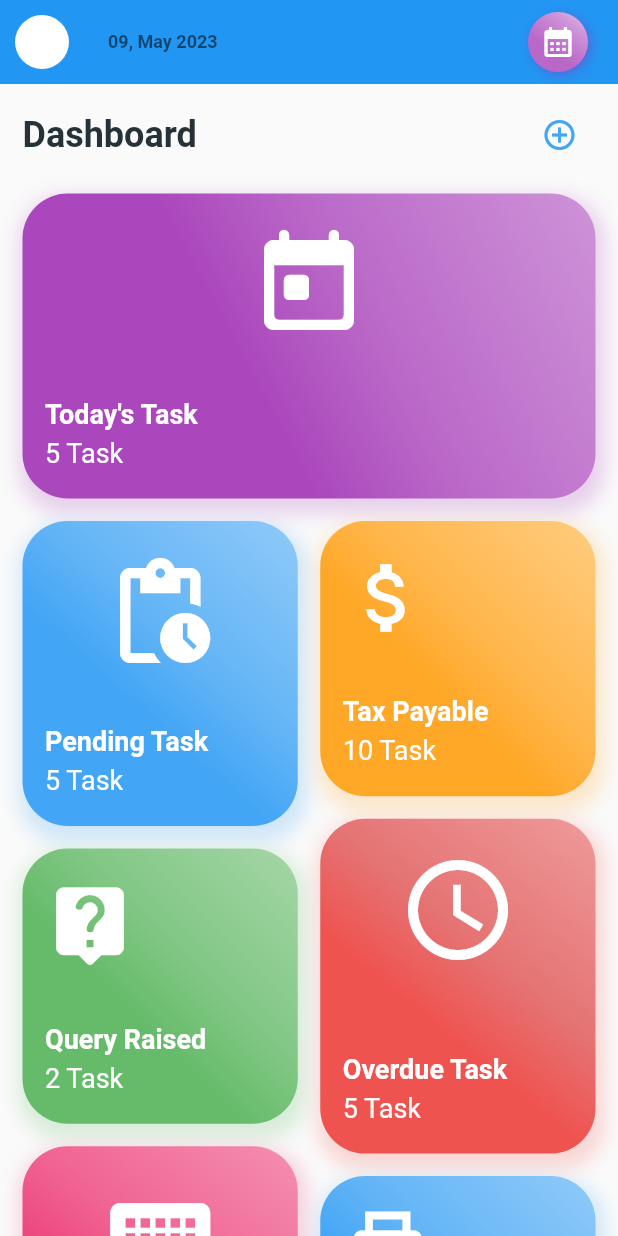
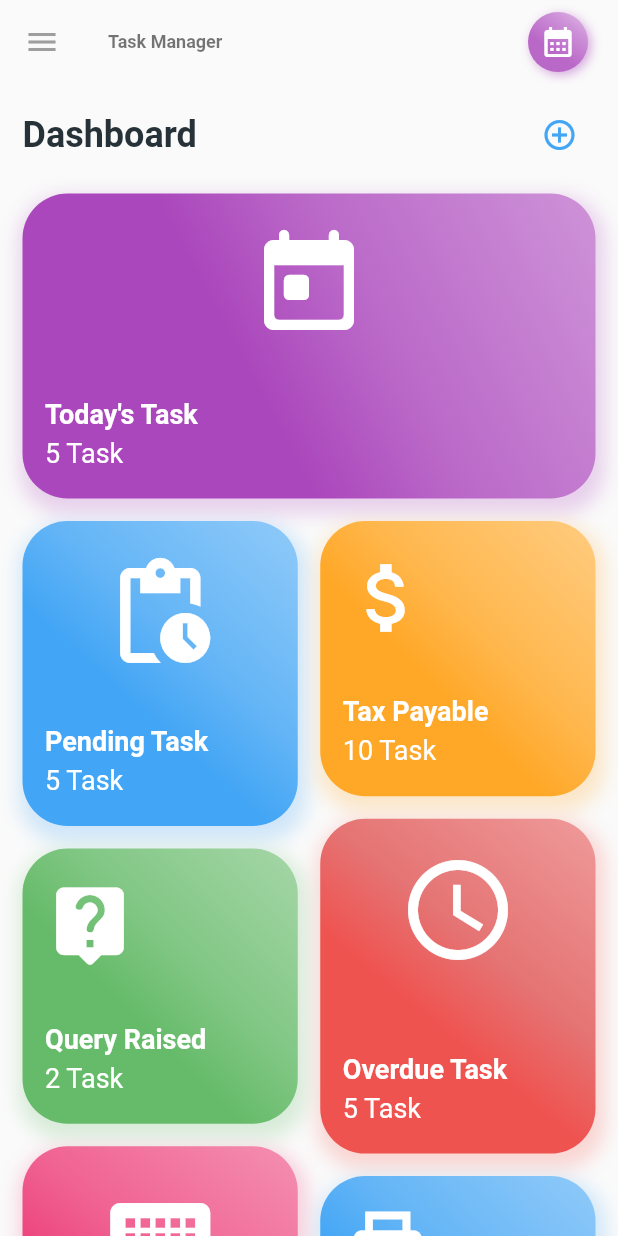
Before and after one commit to Heet-Limbani/CA-Task-Management-Mobile-App-Flutter-, a Flutter app: the HomeScreen screen opened directly, on a phone screen of 412 x 824 dp. Run offline on Flutter 3.47's test engine with Material 2 defaults, Android fonts, the phone set to English and light mode, and no system bars; our stand-ins replace flutter_svg, get, sizer.

Commit message:
minor changes

```diff
--- a/task_manager/lib/ui/pages/home.dart
+++ b/task_manager/lib/ui/pages/home.dart
@@ -3,6 +3,7 @@ import 'package:flutter_staggered_grid_view/flutter_staggered_grid_view.dart';
 import 'package:sizer/sizer.dart';
 import 'package:task_manager/ui/core/res/color.dart';
 import 'package:task_manager/ui/core/routes/routes.dart';
+import 'package:task_manager/ui/pages/sidebar.dart';
 import 'package:task_manager/ui/widgets/circle_gradient_icon.dart';
 import 'package:task_manager/ui/widgets/task_group.dart';
 
@@ -19,7 +20,7 @@ class _HomeScreenState extends State<HomeScreen> {
     return Scaffold(
       appBar: AppBar(
         title: Text(
-          "09, May 2023",
+          "Task Manager",
           style: Theme.of(context)
               .textTheme
               .bodySmall!
@@ -40,27 +41,10 @@ class _HomeScreenState extends State<HomeScreen> {
             ),
           )
         ],
-        leading: Padding(
-          padding: const EdgeInsets.symmetric(horizontal: 10),
-          child: Container(
-            width: 50,
-            height: 50,
-            decoration: const BoxDecoration(
-              color: Colors.white,
-              shape: BoxShape.circle,
+        foregroundColor: Colors.grey,
+        backgroundColor: Colors.transparent,
       ),
-            child: InkWell(
-              onTap: () {},
-              customBorder: RoundedRectangleBorder(
-                borderRadius: BorderRadius.circular(100),
-              ),
-              child: const Icon(
-                Icons.menu_rounded,
-              ),
-            ),
-          ),
-        ),
-      ),
+      drawer: const SideBar(),
       extendBody: true,
       body: _buildBody(),
     );
@@ -450,6 +434,7 @@ class _HomeScreenState extends State<HomeScreen> {
       ],
     );
   }
+
   Row _tableHeader() {
     return Row(
       mainAxisAlignment: MainAxisAlignment.center,
@@ -477,6 +462,7 @@ Row _tableHeader() {
       ],
     );
   }
+
   Column _table() {
     return Column(
       children: <Widget>[
@@ -527,6 +513,7 @@ Row _tableHeader() {
       ],
     );
   }
+
   Row _birthdayHeader() {
     return Row(
       mainAxisAlignment: MainAxisAlignment.center,
@@ -554,6 +541,7 @@ Row _birthdayHeader() {
       ],
     );
   }
+
   Column _birthdaylist() {
     return Column(
       children: <Widget>[
@@ -567,28 +555,24 @@ Column _birthdaylist() {
                   DataColumn(label: Text('User')),
                   DataColumn(label: Text('Name')),
                   DataColumn(label: Text('Birth Date')),
-
                 ],
                 rows: const [
                   DataRow(cells: [
                     DataCell(Text('1')),
                     DataCell(Text('John')),
                     DataCell(Text('Hello')),
-
                     DataCell(Text('2023-05-10')),
                   ]),
                   DataRow(cells: [
                     DataCell(Text('2')),
                     DataCell(Text('Jane')),
                     DataCell(Text('Hi')),
-
                     DataCell(Text('2023-05-11')),
                   ]),
                   DataRow(cells: [
                     DataCell(Text('3')),
                     DataCell(Text('Bob')),
                     DataCell(Text('Hey')),
-
                     DataCell(Text('2023-05-12')),
                   ]),
                 ],
@@ -600,6 +584,7 @@ Column _birthdaylist() {
       ],
     );
   }
+
   Row _holidayHeader() {
     return Row(
       mainAxisAlignment: MainAxisAlignment.center,
@@ -627,6 +612,7 @@ Row _holidayHeader() {
       ],
     );
   }
+
   Column _holidaylist() {
     return Column(
       children: <Widget>[
@@ -640,28 +626,24 @@ Column _holidaylist() {
                   DataColumn(label: Text('Title')),
                   DataColumn(label: Text('Description')),
                   DataColumn(label: Text('Date')),
-
                 ],
                 rows: const [
                   DataRow(cells: [
                     DataCell(Text('1')),
                     DataCell(Text('John')),
                     DataCell(Text('Hello')),
-
                     DataCell(Text('2023-05-10')),
                   ]),
                   DataRow(cells: [
                     DataCell(Text('2')),
                     DataCell(Text('Jane')),
                     DataCell(Text('Hi')),
-
                     DataCell(Text('2023-05-11')),
                   ]),
                   DataRow(cells: [
                     DataCell(Text('3')),
                     DataCell(Text('Bob')),
                     DataCell(Text('Hey')),
-
                     DataCell(Text('2023-05-12')),
                   ]),
                 ],
@@ -673,7 +655,6 @@ Column _holidaylist() {
       ],
     );
   }
-
 }
 
 class OnGoingTask extends StatelessWidget {
```
Lines whose indentation alone changed are shown as unchanged.
